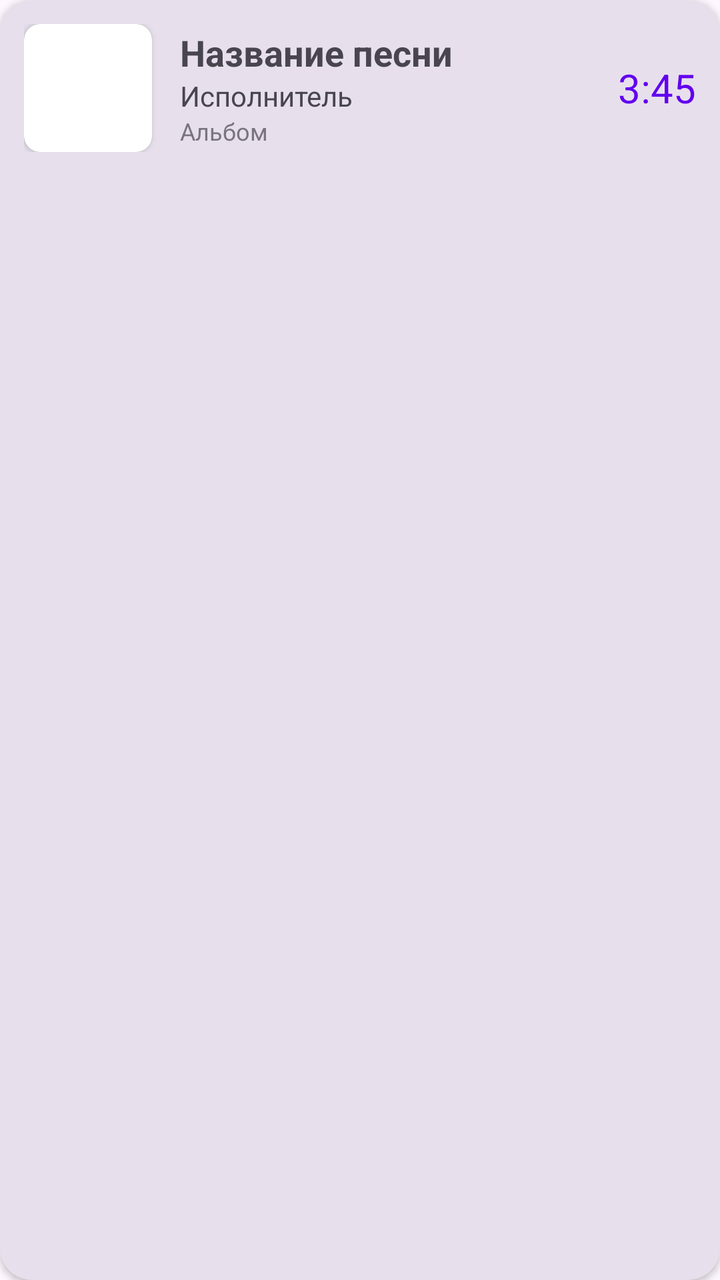
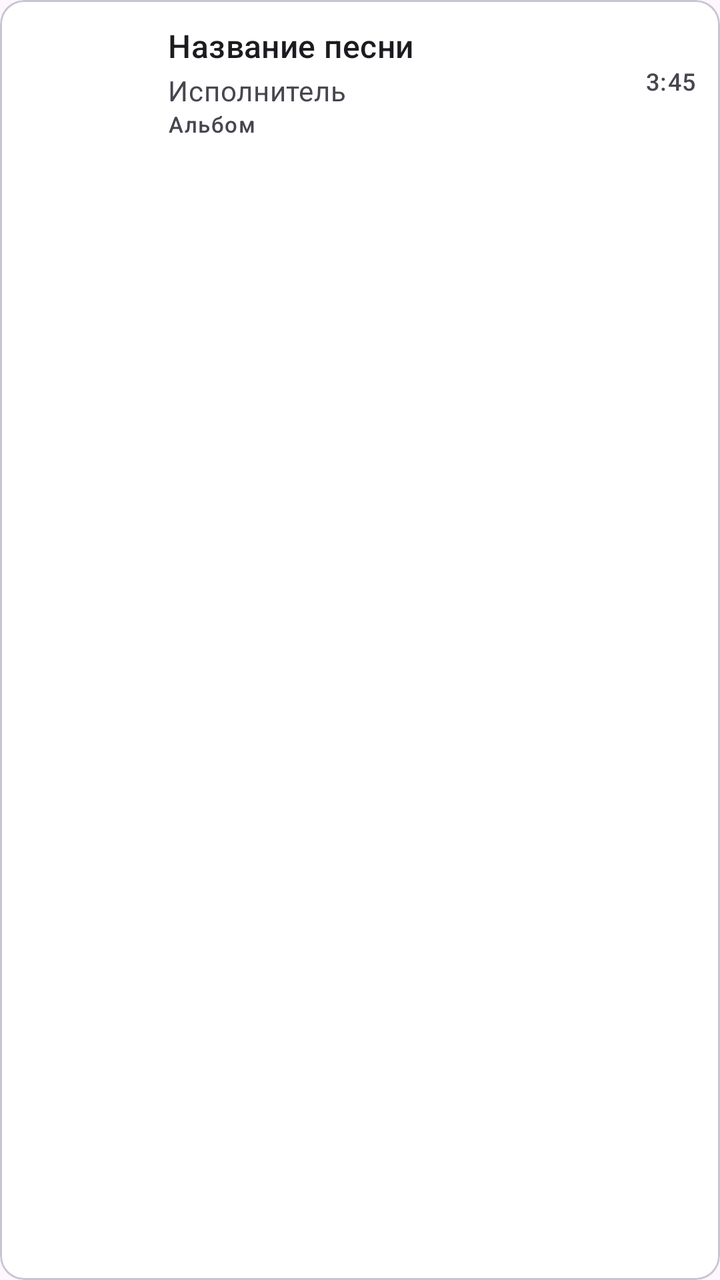

An Android layout rendered at two revisions. The XML below is the earlier revision; the diff shows what the commit changed to produce the second picture.
<!-- AndroidManifest.xml: application theme Theme.MyMusicPlayer -->
<!-- res/layout/item_song.xml -->
<?xml version="1.0" encoding="utf-8"?>
<androidx.cardview.widget.CardView
    xmlns:android="http://schemas.android.com/apk/res/android"
    xmlns:app="http://schemas.android.com/apk/res-auto"
    android:layout_width="match_parent"
    android:layout_height="wrap_content"
    android:layout_margin="5dp"
    app:cardCornerRadius="16dp"
    app:cardElevation="2dp"
    app:cardBackgroundColor="?attr/colorSurfaceVariant">

    <LinearLayout
        android:layout_width="match_parent"
        android:layout_height="wrap_content"
        android:gravity="center_vertical"
        android:orientation="horizontal"
        android:padding="12dp">

        <androidx.cardview.widget.CardView
            android:layout_width="64dp"
            android:layout_height="64dp"
            app:cardCornerRadius="8dp"
            app:cardBackgroundColor="?attr/colorSurface">

            <ImageView
                android:id="@+id/imgAlbumArt"
                android:layout_width="match_parent"
                android:layout_height="match_parent"
                android:scaleType="centerCrop" />

        </androidx.cardview.widget.CardView>

        <LinearLayout
            android:layout_width="0dp"
            android:layout_height="wrap_content"
            android:layout_marginStart="14dp"
            android:layout_weight="1"
            android:orientation="vertical">

            <TextView
                android:id="@+id/tvSongTitle"
                android:layout_width="wrap_content"
                android:layout_height="wrap_content"
                android:ellipsize="end"
                android:maxLines="1"
                android:text="Название песни"
                android:textColor="?attr/colorOnSurfaceVariant"
                android:textSize="18sp"
                android:textStyle="bold" />

            <TextView
                android:id="@+id/tvArtist"
                android:layout_width="wrap_content"
                android:layout_height="wrap_content"
                android:ellipsize="end"
                android:maxLines="1"
                android:text="Исполнитель"
                android:textColor="?attr/colorOnSurfaceVariant"
                android:textSize="14sp" />

            <TextView
                android:id="@+id/tvAlbum"
                android:layout_width="wrap_content"
                android:layout_height="wrap_content"
                android:ellipsize="end"
                android:maxLines="1"
                android:text="Альбом"
                android:textColor="?attr/colorOutline"
                android:textSize="12sp" />

        </LinearLayout>

        <TextView
            android:id="@+id/tvDuration"
            android:layout_width="wrap_content"
            android:layout_height="wrap_content"
            android:text="3:45"
            android:textColor="?attr/colorPrimary"
            android:textSize="20sp" />

    </LinearLayout>

</androidx.cardview.widget.CardView>
<!-- resources referenced by this layout -->
<resources>
  <style name="Theme.MyMusicPlayer" parent="Theme.Material3.Light">
          <item name="android:windowTranslucentStatus">false</item>
          <item name="colorPrimary">#6200EE</item>
          <item name="colorOnPrimary">#FFFFFF</item>
          <item name="colorSurface">#FFFFFF</item>
          <item name="colorOnSurface">#1C1B1F</item>
          <item name="colorSurfaceVariant">#E7E0EC</item>
          <item name="colorOnSurfaceVariant">#49454F</item>
          <item name="colorOutline">#79747E</item>
          <item name="android:statusBarColor">#FFFFFF</item>
          <item name="android:navigationBarColor">#FFFFFF</item>
      </style>
</resources>

<!-- the commit's change to res/layout/item_song.xml (unified diff, before → after) -->
@@ -1,13 +1,18 @@
 <?xml version="1.0" encoding="utf-8"?>
-<androidx.cardview.widget.CardView
+<com.google.android.material.card.MaterialCardView
     xmlns:android="http://schemas.android.com/apk/res/android"
     xmlns:app="http://schemas.android.com/apk/res-auto"
     android:layout_width="match_parent"
     android:layout_height="wrap_content"
-    android:layout_margin="5dp"
-    app:cardCornerRadius="16dp"
-    app:cardElevation="2dp"
-    app:cardBackgroundColor="?attr/colorSurfaceVariant">
+    android:layout_marginHorizontal="16dp"
+    android:layout_marginVertical="4dp"
+    android:clickable="true"
+    android:focusable="true"
+    app:cardBackgroundColor="?attr/colorSurface"
+    app:cardCornerRadius="12dp"
+    app:cardElevation="0dp"
+    app:strokeWidth="1dp"
+    app:strokeColor="?attr/colorOutlineVariant">
 
     <LinearLayout
         android:layout_width="match_parent"
@@ -16,68 +21,64 @@
         android:orientation="horizontal"
         android:padding="12dp">
 
-        <androidx.cardview.widget.CardView
-            android:layout_width="64dp"
-            android:layout_height="64dp"
-            app:cardCornerRadius="8dp"
-            app:cardBackgroundColor="?attr/colorSurface">
+        
+        <com.google.android.material.imageview.ShapeableImageView
+            android:id="@+id/imgAlbumArt"
+            android:layout_width="56dp"
+            android:layout_height="56dp"
+            android:scaleType="centerCrop"
+            app:shapeAppearanceOverlay="@style/ShapeAppearance.Material3.Corner.Medium" />
 
-            <ImageView
-                android:id="@+id/imgAlbumArt"
-                android:layout_width="match_parent"
-                android:layout_height="match_parent"
-                android:scaleType="centerCrop" />
-
-        </androidx.cardview.widget.CardView>
-
+        
         <LinearLayout
             android:layout_width="0dp"
             android:layout_height="wrap_content"
-            android:layout_marginStart="14dp"
+            android:layout_marginStart="16dp"
+            android:layout_marginEnd="12dp"
             android:layout_weight="1"
             android:orientation="vertical">
 
             <TextView
                 android:id="@+id/tvSongTitle"
-                android:layout_width="wrap_content"
+                android:layout_width="match_parent"
                 android:layout_height="wrap_content"
                 android:ellipsize="end"
                 android:maxLines="1"
                 android:text="Название песни"
-                android:textColor="?attr/colorOnSurfaceVariant"
-                android:textSize="18sp"
-                android:textStyle="bold" />
+                android:textAppearance="?attr/textAppearanceTitleMedium"
+                android:textColor="?attr/colorOnSurface" />
 
             <TextView
                 android:id="@+id/tvArtist"
-                android:layout_width="wrap_content"
+                android:layout_width="match_parent"
                 android:layout_height="wrap_content"
+                android:layout_marginTop="2dp"
                 android:ellipsize="end"
                 android:maxLines="1"
                 android:text="Исполнитель"
-                android:textColor="?attr/colorOnSurfaceVariant"
-                android:textSize="14sp" />
-
+                android:textAppearance="?attr/textAppearanceBodyMedium"
+                android:textColor="?attr/colorOnSurfaceVariant" />
+                
             <TextView
                 android:id="@+id/tvAlbum"
-                android:layout_width="wrap_content"
+                android:layout_width="match_parent"
                 android:layout_height="wrap_content"
                 android:ellipsize="end"
                 android:maxLines="1"
                 android:text="Альбом"
-                android:textColor="?attr/colorOutline"
-                android:textSize="12sp" />
-
+                android:textAppearance="?attr/textAppearanceLabelSmall"
+                android:textColor="?attr/colorOnSurfaceVariant" />
         </LinearLayout>
 
+        
         <TextView
             android:id="@+id/tvDuration"
             android:layout_width="wrap_content"
             android:layout_height="wrap_content"
             android:text="3:45"
-            android:textColor="?attr/colorPrimary"
-            android:textSize="20sp" />
+            android:textAppearance="?attr/textAppearanceLabelMedium"
+            android:textColor="?attr/colorOnSurfaceVariant" />
 
     </LinearLayout>
 
-</androidx.cardview.widget.CardView>
+</com.google.android.material.card.MaterialCardView>
<!-- resource entries referenced after the edit -->
@@ -1,6 +1,6 @@
 <!-- resources referenced by this layout -->
 <resources>
-  <style name="Theme.MyMusicPlayer" parent="Theme.Material3.Light">
+  <style name="Theme.MyMusicPlayer" parent="Theme.Material3.Light.NoActionBar">
           <item name="android:windowTranslucentStatus">false</item>
           <item name="colorPrimary">#6200EE</item>
           <item name="colorOnPrimary">#FFFFFF</item>
